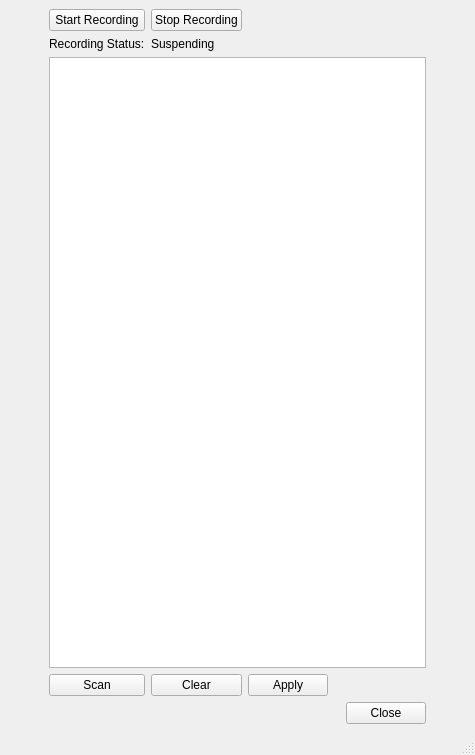
This is src/ui/main.ui in Achicken7301/boxqt as Qt 5 draws it before an edit. The edited form follows.
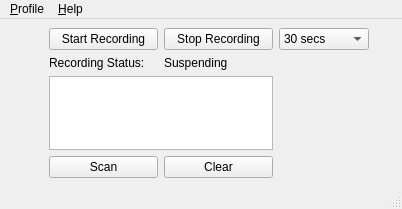
This is the edited form.

The edit to the form file:
```diff
--- a/src/ui/main.ui
+++ b/src/ui/main.ui
@@ -6,8 +6,8 @@
    <rect>
     <x>0</x>
     <y>0</y>
-    <width>457</width>
-    <height>755</height>
+    <width>402</width>
+    <height>209</height>
    </rect>
   </property>
   <property name="windowTitle">
@@ -15,125 +15,76 @@
   </property>
   <widget class="QWidget" name="centralwidget">
    <layout class="QGridLayout" name="gridLayout">
-    <item row="6" column="8">
-     <spacer name="horizontalSpacer_5">
-      <property name="orientation">
-       <enum>Qt::Horizontal</enum>
-      </property>
-      <property name="sizeType">
-       <enum>QSizePolicy::Minimum</enum>
-      </property>
-      <property name="sizeHint" stdset="0">
-       <size>
-        <width>40</width>
-        <height>20</height>
-       </size>
-      </property>
-     </spacer>
-    </item>
-    <item row="5" column="6">
-     <spacer name="horizontalSpacer_4">
-      <property name="orientation">
-       <enum>Qt::Horizontal</enum>
-      </property>
-      <property name="sizeHint" stdset="0">
-       <size>
-        <width>40</width>
-        <height>20</height>
-       </size>
-      </property>
-     </spacer>
-    </item>
-    <item row="0" column="0">
-     <spacer name="horizontalSpacer_3">
-      <property name="orientation">
-       <enum>Qt::Horizontal</enum>
-      </property>
-      <property name="sizeType">
-       <enum>QSizePolicy::Minimum</enum>
-      </property>
-      <property name="sizeHint" stdset="0">
-       <size>
-        <width>40</width>
-        <height>20</height>
-       </size>
-      </property>
-     </spacer>
-    </item>
-    <item row="5" column="4">
-     <widget class="QPushButton" name="pushButton_4">
-      <property name="text">
-       <string>Apply</string>
-      </property>
-     </widget>
-    </item>
-    <item row="6" column="2" colspan="5">
-     <spacer name="horizontalSpacer">
-      <property name="orientation">
-       <enum>Qt::Horizontal</enum>
-      </property>
-      <property name="sizeHint" stdset="0">
-       <size>
-        <width>40</width>
-        <height>20</height>
-       </size>
-      </property>
-     </spacer>
-    </item>
-    <item row="6" column="7">
-     <widget class="QPushButton" name="pushButton_2">
-      <property name="text">
-       <string>Close</string>
-      </property>
-     </widget>
-    </item>
-    <item row="2" column="3">
-     <widget class="QLabel" name="sample_rate">
-      <property name="text">
-       <string>Suspending</string>
-      </property>
-     </widget>
-    </item>
     <item row="0" column="2">
-     <widget class="QPushButton" name="startRecordBtn">
-      <property name="text">
-       <string>Start Recording</string>
-      </property>
-     </widget>
-    </item>
-    <item row="5" column="3">
-     <widget class="QPushButton" name="pushButton">
-      <property name="text">
-       <string>Clear</string>
-      </property>
-     </widget>
-    </item>
-    <item row="0" column="3">
      <widget class="QPushButton" name="stopRecordBtn">
       <property name="text">
        <string>Stop Recording</string>
       </property>
      </widget>
     </item>
-    <item row="5" column="2">
-     <widget class="QPushButton" name="pushButton_3">
-      <property name="text">
-       <string>Scan</string>
-      </property>
-     </widget>
-    </item>
     <item row="2" column="2">
+     <widget class="QLabel" name="sample_rate">
+      <property name="text">
+       <string>Suspending</string>
+      </property>
+     </widget>
+    </item>
+    <item row="2" column="1">
      <widget class="QLabel" name="label">
       <property name="text">
        <string>Recording Status:</string>
       </property>
      </widget>
     </item>
-    <item row="0" column="4" colspan="4">
-     <spacer name="horizontalSpacer_2">
+    <item row="5" column="1">
+     <widget class="QPushButton" name="portScan">
+      <property name="text">
+       <string>Scan</string>
+      </property>
+     </widget>
+    </item>
+    <item row="0" column="3">
+     <widget class="QComboBox" name="comboBox">
+      <item>
+       <property name="text">
+        <string>30 secs</string>
+       </property>
+      </item>
+      <item>
+       <property name="text">
+        <string>1 minute</string>
+       </property>
+      </item>
+      <item>
+       <property name="text">
+        <string>5 minutes</string>
+       </property>
+      </item>
+      <item>
+       <property name="text">
+        <string>10 minutes</string>
+       </property>
+      </item>
+      <item>
+       <property name="text">
+        <string>30 minutes</string>
+       </property>
+      </item>
+      <item>
+       <property name="text">
+        <string>Custom</string>
+       </property>
+      </item>
+     </widget>
+    </item>
+    <item row="3" column="0">
+     <spacer name="horizontalSpacer_3">
       <property name="orientation">
        <enum>Qt::Horizontal</enum>
       </property>
+      <property name="sizeType">
+       <enum>QSizePolicy::Minimum</enum>
+      </property>
       <property name="sizeHint" stdset="0">
        <size>
         <width>40</width>
@@ -142,8 +93,39 @@
       </property>
      </spacer>
     </item>
-    <item row="4" column="2" colspan="6">
-     <widget class="QTextEdit" name="textEdit"/>
+    <item row="3" column="1" colspan="2">
+     <widget class="QListWidget" name="listPorts">
+      <property name="currentRow">
+       <number>-1</number>
+      </property>
+     </widget>
+    </item>
+    <item row="0" column="1">
+     <widget class="QPushButton" name="startRecordBtn">
+      <property name="text">
+       <string>Start Recording</string>
+      </property>
+     </widget>
+    </item>
+    <item row="0" column="4">
+     <spacer name="horizontalSpacer_4">
+      <property name="orientation">
+       <enum>Qt::Horizontal</enum>
+      </property>
+      <property name="sizeHint" stdset="0">
+       <size>
+        <width>40</width>
+        <height>20</height>
+       </size>
+      </property>
+     </spacer>
+    </item>
+    <item row="5" column="2">
+     <widget class="QPushButton" name="clearListBtn">
+      <property name="text">
+       <string>Clear</string>
+      </property>
+     </widget>
     </item>
    </layout>
   </widget>
@@ -152,10 +134,24 @@
     <rect>
      <x>0</x>
      <y>0</y>
-     <width>457</width>
+     <width>402</width>
      <height>21</height>
     </rect>
    </property>
+   <widget class="QMenu" name="menu_Profile">
+    <property name="title">
+     <string>&amp;Profile</string>
+    </property>
+    <addaction name="action_info"/>
+   </widget>
+   <widget class="QMenu" name="menu_About">
+    <property name="title">
+     <string>&amp;Help</string>
+    </property>
+    <addaction name="action_About_us"/>
+   </widget>
+   <addaction name="menu_Profile"/>
+   <addaction name="menu_About"/>
   </widget>
   <widget class="QStatusBar" name="statusbar"/>
   <action name="actionBoard_Setting">
```
Left out of the diff: 12 changed lines with no effect on the pictures.
